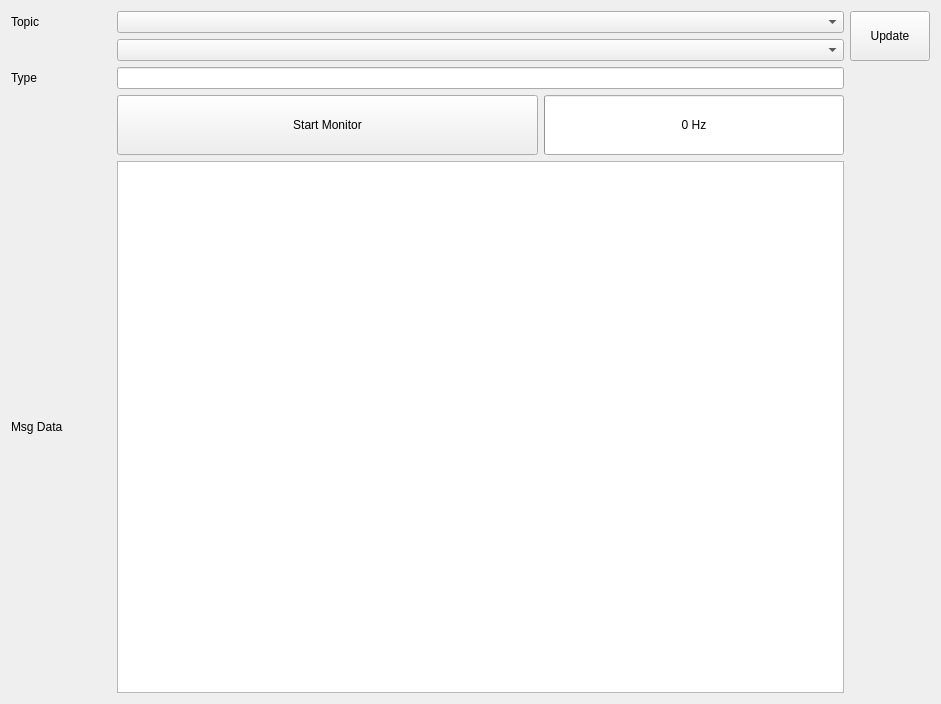
Above: ui/topic_monitor.ui from yyamazaki933/rosif before the change. Below: the same form after it.
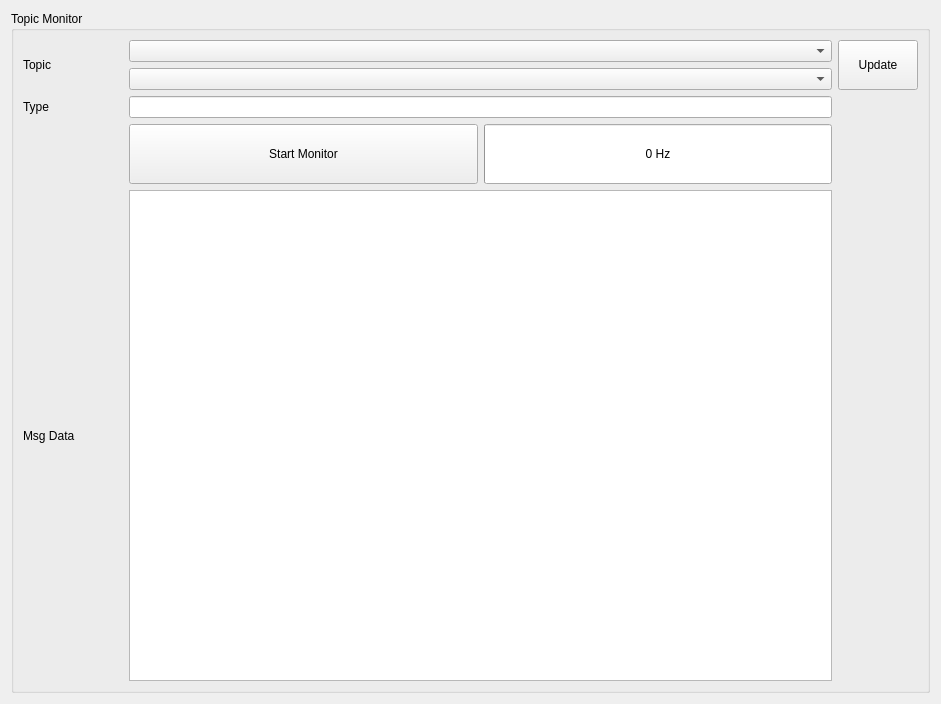
That is the form after the change.

Patch:
```diff
--- a/ui/topic_monitor.ui
+++ b/ui/topic_monitor.ui
@@ -16,21 +16,66 @@
   <property name="windowTitle">
    <string>Topic Monitor</string>
   </property>
-  <layout class="QGridLayout" name="gridLayout">
+  <layout class="QVBoxLayout" name="verticalLayout">
+   <item>
+    <widget class="QGroupBox" name="groupBox">
+     <property name="title">
+      <string>Topic Monitor</string>
+     </property>
+     <layout class="QGridLayout" name="gridLayout_2">
+      <item row="3" column="1">
+       <widget class="QPushButton" name="pb_monitor">
+        <property name="minimumSize">
+         <size>
+          <width>0</width>
+          <height>60</height>
+         </size>
+        </property>
+        <property name="text">
+         <string>Start Monitor</string>
+        </property>
+       </widget>
+      </item>
+      <item row="0" column="0" rowspan="2">
+       <widget class="QLabel" name="label_10">
+        <property name="minimumSize">
+         <size>
+          <width>100</width>
+          <height>0</height>
+         </size>
+        </property>
+        <property name="maximumSize">
+         <size>
+          <width>100</width>
+          <height>16777215</height>
+         </size>
+        </property>
+        <property name="text">
+         <string>Topic</string>
+        </property>
+       </widget>
+      </item>
+      <item row="4" column="0">
+       <widget class="QLabel" name="label_2">
+        <property name="text">
+         <string>Msg Data</string>
+        </property>
+       </widget>
+      </item>
    <item row="3" column="2">
     <widget class="QProgressBar" name="prog_hz">
+        <property name="sizePolicy">
+         <sizepolicy hsizetype="Preferred" vsizetype="Fixed">
+          <horstretch>0</horstretch>
+          <verstretch>0</verstretch>
+         </sizepolicy>
+        </property>
      <property name="minimumSize">
       <size>
        <width>0</width>
        <height>60</height>
       </size>
      </property>
-     <property name="maximumSize">
-      <size>
-       <width>300</width>
-       <height>16777215</height>
-      </size>
-     </property>
      <property name="maximum">
       <number>1</number>
      </property>
@@ -42,53 +87,7 @@
      </property>
     </widget>
    </item>
-   <item row="2" column="0">
-    <widget class="QLabel" name="label_11">
-     <property name="text">
-      <string>Type</string>
-     </property>
-    </widget>
-   </item>
-   <item row="1" column="1" colspan="2">
-    <widget class="QComboBox" name="cb_topic">
-     <property name="placeholderText">
-      <string>topic name</string>
-     </property>
-    </widget>
-   </item>
-   <item row="0" column="0">
-    <widget class="QLabel" name="label_10">
-     <property name="minimumSize">
-      <size>
-       <width>100</width>
-       <height>0</height>
-      </size>
-     </property>
-     <property name="maximumSize">
-      <size>
-       <width>100</width>
-       <height>16777215</height>
-      </size>
-     </property>
-     <property name="text">
-      <string>Topic</string>
-     </property>
-    </widget>
-   </item>
-   <item row="3" column="1">
-    <widget class="QPushButton" name="pb_monitor">
-     <property name="minimumSize">
-      <size>
-       <width>0</width>
-       <height>60</height>
-      </size>
-     </property>
-     <property name="text">
-      <string>Start Monitor</string>
-     </property>
-    </widget>
-   </item>
-   <item row="6" column="1" colspan="2">
+      <item row="4" column="1" colspan="2">
     <widget class="QPlainTextEdit" name="pte_echo">
      <property name="palette">
       <palette>
@@ -165,6 +164,13 @@
      </property>
     </widget>
    </item>
+      <item row="2" column="0">
+       <widget class="QLabel" name="label_11">
+        <property name="text">
+         <string>Type</string>
+        </property>
+       </widget>
+      </item>
    <item row="0" column="3" rowspan="2">
     <widget class="QPushButton" name="pb_update">
      <property name="minimumSize">
@@ -184,81 +190,10 @@
      </property>
     </widget>
    </item>
-   <item row="6" column="0">
-    <widget class="QLabel" name="label_2">
-     <property name="text">
-      <string>Msg Data</string>
-     </property>
-    </widget>
-   </item>
-   <item row="2" column="1" colspan="2">
-    <widget class="QLineEdit" name="le_type">
-     <property name="palette">
-      <palette>
-       <active>
-        <colorrole role="Text">
-         <brush brushstyle="SolidPattern">
-          <color alpha="255">
-           <red>154</red>
-           <green>153</green>
-           <blue>150</blue>
-          </color>
-         </brush>
-        </colorrole>
-        <colorrole role="PlaceholderText">
-         <brush brushstyle="NoBrush">
-          <color alpha="128">
-           <red>154</red>
-           <green>153</green>
-           <blue>150</blue>
-          </color>
-         </brush>
-        </colorrole>
-       </active>
-       <inactive>
-        <colorrole role="Text">
-         <brush brushstyle="SolidPattern">
-          <color alpha="255">
-           <red>154</red>
-           <green>153</green>
-           <blue>150</blue>
-          </color>
-         </brush>
-        </colorrole>
-        <colorrole role="PlaceholderText">
-         <brush brushstyle="NoBrush">
-          <color alpha="128">
-           <red>154</red>
-           <green>153</green>
-           <blue>150</blue>
-          </color>
-         </brush>
-        </colorrole>
-       </inactive>
-       <disabled>
-        <colorrole role="Text">
-         <brush brushstyle="SolidPattern">
-          <color alpha="255">
-           <red>94</red>
-           <green>92</green>
-           <blue>100</blue>
-          </color>
-         </brush>
-        </colorrole>
-        <colorrole role="PlaceholderText">
-         <brush brushstyle="NoBrush">
-          <color alpha="128">
-           <red>154</red>
-           <green>153</green>
-           <blue>150</blue>
-          </color>
-         </brush>
-        </colorrole>
-       </disabled>
-      </palette>
-     </property>
-     <property name="readOnly">
-      <bool>true</bool>
+      <item row="1" column="1" colspan="2">
+       <widget class="QComboBox" name="cb_topic">
+        <property name="placeholderText">
+         <string>topic name</string>
      </property>
     </widget>
    </item>
@@ -267,6 +202,80 @@
      <property name="placeholderText">
       <string>grep namespace</string>
      </property>
+       </widget>
+      </item>
+      <item row="2" column="1" colspan="2">
+       <widget class="QLineEdit" name="le_type">
+        <property name="palette">
+         <palette>
+          <active>
+           <colorrole role="Text">
+            <brush brushstyle="SolidPattern">
+             <color alpha="255">
+              <red>154</red>
+              <green>153</green>
+              <blue>150</blue>
+             </color>
+            </brush>
+           </colorrole>
+           <colorrole role="PlaceholderText">
+            <brush brushstyle="NoBrush">
+             <color alpha="128">
+              <red>154</red>
+              <green>153</green>
+              <blue>150</blue>
+             </color>
+            </brush>
+           </colorrole>
+          </active>
+          <inactive>
+           <colorrole role="Text">
+            <brush brushstyle="SolidPattern">
+             <color alpha="255">
+              <red>154</red>
+              <green>153</green>
+              <blue>150</blue>
+             </color>
+            </brush>
+           </colorrole>
+           <colorrole role="PlaceholderText">
+            <brush brushstyle="NoBrush">
+             <color alpha="128">
+              <red>154</red>
+              <green>153</green>
+              <blue>150</blue>
+             </color>
+            </brush>
+           </colorrole>
+          </inactive>
+          <disabled>
+           <colorrole role="Text">
+            <brush brushstyle="SolidPattern">
+             <color alpha="255">
+              <red>94</red>
+              <green>92</green>
+              <blue>100</blue>
+             </color>
+            </brush>
+           </colorrole>
+           <colorrole role="PlaceholderText">
+            <brush brushstyle="NoBrush">
+             <color alpha="128">
+              <red>154</red>
+              <green>153</green>
+              <blue>150</blue>
+             </color>
+            </brush>
+           </colorrole>
+          </disabled>
+         </palette>
+        </property>
+        <property name="readOnly">
+         <bool>true</bool>
+        </property>
+       </widget>
+      </item>
+     </layout>
     </widget>
    </item>
   </layout>
```
Lines whose indentation alone changed are shown as unchanged.
